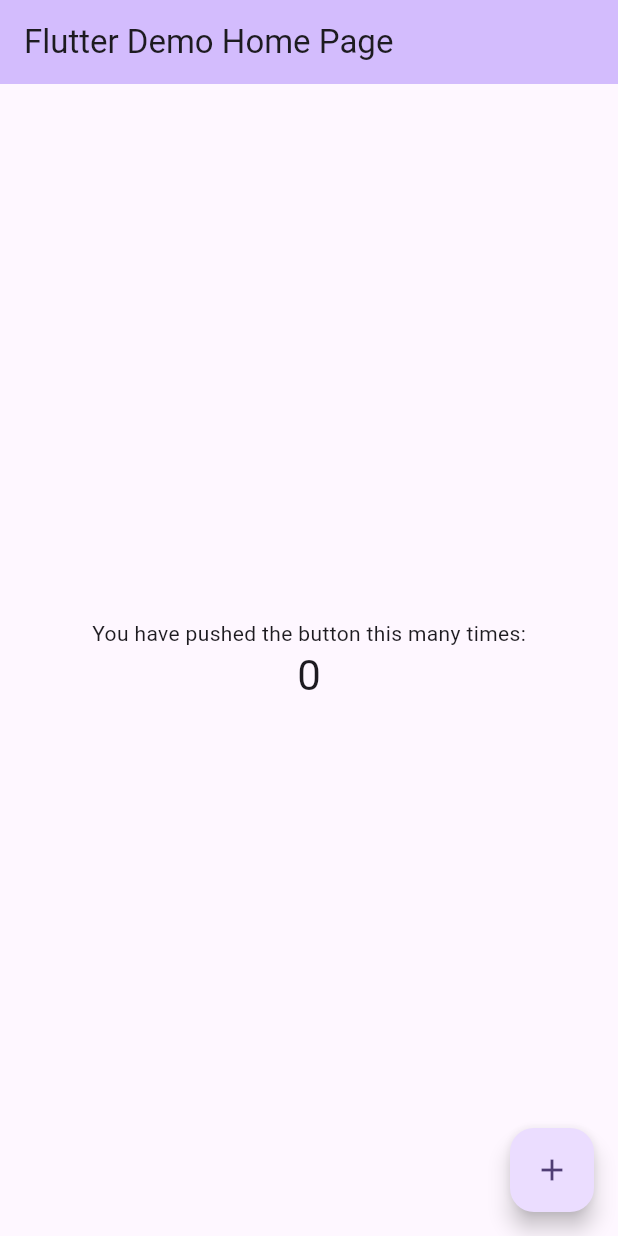
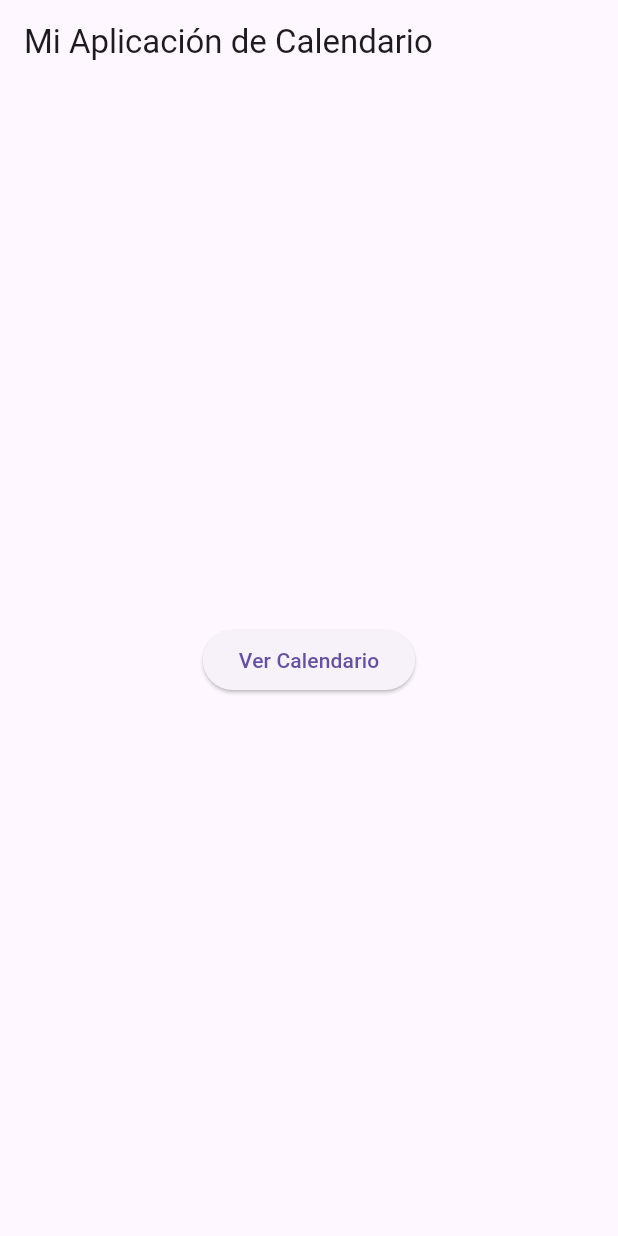
Before and after one commit to Laesx/FlutterPeluqueria, a Flutter app: the screen it shows after launch, on a phone screen of 412 x 824 dp. Run offline on Flutter 3.47's test engine with Material 3 defaults, Android fonts, the phone set to English and light mode, and no system bars; our stand-ins replace table_calendar.

Commit message:
Añadido el main para poder probarlo

```diff
--- a/lib/main.dart
+++ b/lib/main.dart
@@ -1,126 +1,41 @@
 import 'package:flutter/material.dart';
+import 'calendario.dart';
 
 void main() {
-  runApp(const MyApp());
+  runApp(MyApp());
 }
 
 class MyApp extends StatelessWidget {
-  const MyApp({super.key});
-
-  // This widget is the root of your application.
   @override
   Widget build(BuildContext context) {
     return MaterialApp(
-      title: 'Flutter Demo',
+      title: 'Mi Aplicación de Calendario',
       theme: ThemeData(
-        // This is the theme of your application.
-        //
-        // TRY THIS: Try running your application with "flutter run". You'll see
-        // the application has a purple toolbar. Then, without quitting the app,
-        // try changing the seedColor in the colorScheme below to Colors.green
-        // and then invoke "hot reload" (save your changes or press the "hot
-        // reload" button in a Flutter-supported IDE, or press "r" if you used
-        // the command line to start the app).
-        //
-        // Notice that the counter didn't reset back to zero; the application
-        // state is not lost during the reload. To reset the state, use hot
-        // restart instead.
-        //
-        // This works for code too, not just values: Most code changes can be
-        // tested with just a hot reload.
-        colorScheme: ColorScheme.fromSeed(seedColor: Colors.deepPurple),
-        useMaterial3: true,
+        primarySwatch: Colors.blue,
       ),
-      home: const MyHomePage(title: 'Flutter Demo Home Page'),
+      home: MyHomePage(),
+      routes: {
+        '/calendario': (context) => OpeningHoursCalendarScreen(),
+      },
     );
   }
 }
 
-class MyHomePage extends StatefulWidget {
-  //extends StatelessWidget {
-  const MyHomePage({super.key, required this.title});
-
-  // This widget is the home page of your application. It is stateful, meaning
-  // that it has a State object (defined below) that contains fields that affect
-  // how it looks.
-
-  // This class is the configuration for the state. It holds the values (in this
-  // case the title) provided by the parent (in this case the App widget) and
-  // used by the build method of the State. Fields in a Widget subclass are
-  // always marked "final".
-
-  final String title;
-
-  @override
-  State<MyHomePage> createState() => _MyHomePageState();
-}
-
-class _MyHomePageState extends State<MyHomePage> {
-  int _counter = 0;
-
-  void _incrementCounter() {
-    setState(() {
-      // This call to setState tells the Flutter framework that something has
-      // changed in this State, which causes it to rerun the build method below
-      // so that the display can reflect the updated values. If we changed
-      // _counter without calling setState(), then the build method would not be
-      // called again, and so nothing would appear to happen.
-      _counter++;
-    });
-  }
-
+class MyHomePage extends StatelessWidget {
   @override
   Widget build(BuildContext context) {
-    // This method is rerun every time setState is called, for instance as done
-    // by the _incrementCounter method above.
-    //
-    // The Flutter framework has been optimized to make rerunning build methods
-    // fast, so that you can just rebuild anything that needs updating rather
-    // than having to individually change instances of widgets.
     return Scaffold(
       appBar: AppBar(
-        // TRY THIS: Try changing the color here to a specific color (to
-        // Colors.amber, perhaps?) and trigger a hot reload to see the AppBar
-        // change color while the other colors stay the same.
-        backgroundColor: Theme.of(context).colorScheme.inversePrimary,
-        // Here we take the value from the MyHomePage object that was created by
-        // the App.build method, and use it to set our appbar title.
-        title: Text(widget.title),
+        title: Text('Mi Aplicación de Calendario'),
       ),
       body: Center(
-        // Center is a layout widget. It takes a single child and positions it
-        // in the middle of the parent.
-        child: Column(
-          // Column is also a layout widget. It takes a list of children and
-          // arranges them vertically. By default, it sizes itself to fit its
-          // children horizontally, and tries to be as tall as its parent.
-          //
-          // Column has various properties to control how it sizes itself and
-          // how it positions its children. Here we use mainAxisAlignment to
-          // center the children vertically; the main axis here is the vertical
-          // axis because Columns are vertical (the cross axis would be
-          // horizontal).
-          //
-          // TRY THIS: Invoke "debug painting" (choose the "Toggle Debug Paint"
-          // action in the IDE, or press "p" in the console), to see the
-          // wireframe for each widget.
-          mainAxisAlignment: MainAxisAlignment.center,
-          children: <Widget>[
-            const Text(
-              'You have pushed the button this many times:',
-            ),
-            Text(
-              '$_counter',
-              style: Theme.of(context).textTheme.headlineMedium,
-            ),
-          ],
+        child: ElevatedButton(
+          onPressed: () {
+            Navigator.pushNamed(context, '/calendario');
+          },
+          child: Text('Ver Calendario'),
         ),
       ),
-      floatingActionButton: FloatingActionButton(
-        onPressed: _incrementCounter,
-        tooltip: 'Increment',
-        child: const Icon(Icons.add),
-      ), // This trailing comma makes auto-formatting nicer for build methods.
     );
   }
 }
```
